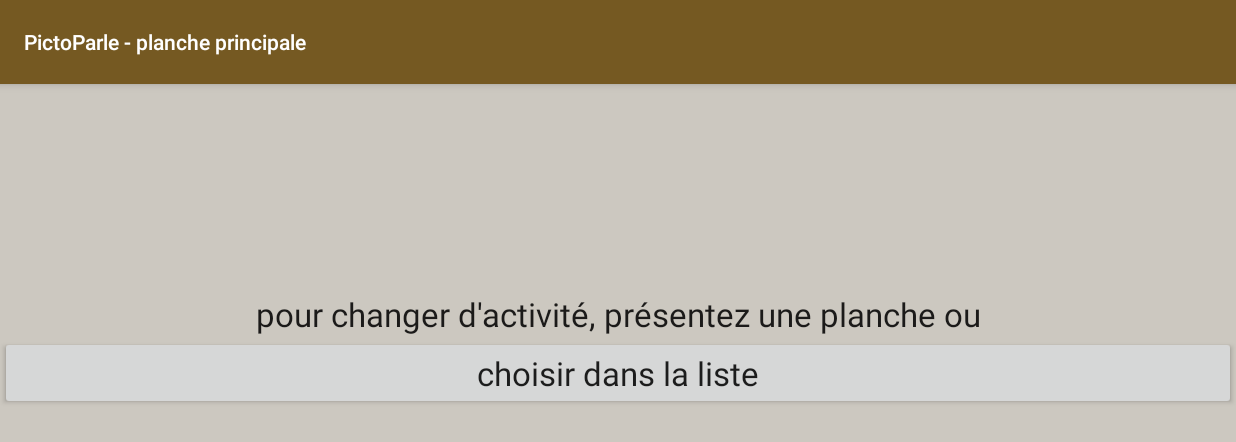
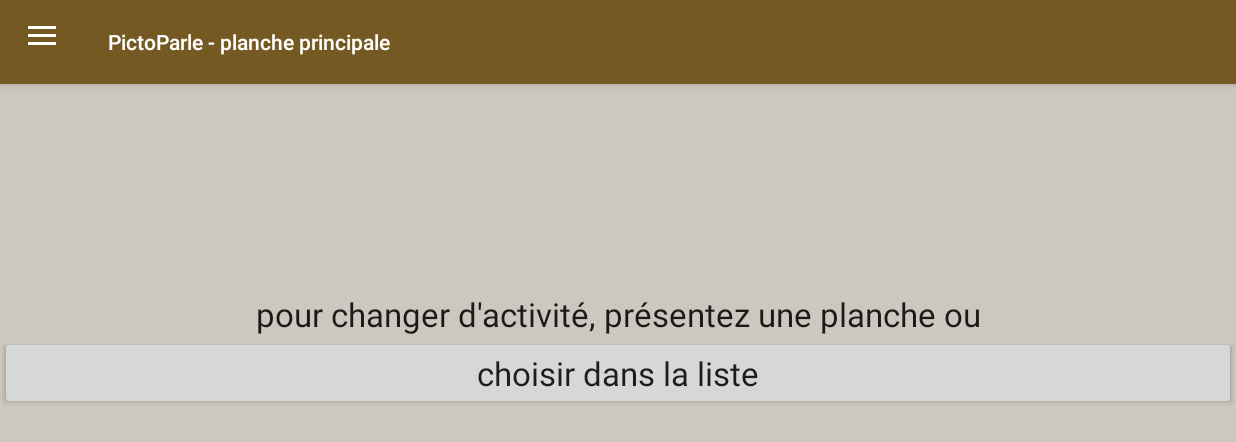
Before and after one commit to jmtrivial/pictoparle, an Android app: the screen it shows after launch (PictoParleActivity), on a phone screen of 824 x 412 dp (held sideways). Shown: the top 442 px of the screen. Run offline under Robolectric (Android 15) with nearby library versions, the phone set to English and light mode, and no system bars; our stand-ins replace navigation-ui.

Commit message:
Add a sliding menu (and an exit button)

```diff
--- a/app/src/main/java/com/jmfavreau/pictoparle/PictoParleActivity.java
+++ b/app/src/main/java/com/jmfavreau/pictoparle/PictoParleActivity.java
@@ -4,6 +4,8 @@ import androidx.annotation.RequiresApi;
 import androidx.appcompat.app.AppCompatActivity;
 import androidx.appcompat.widget.Toolbar;
 import androidx.core.content.ContextCompat;
+import androidx.core.view.GravityCompat;
+import androidx.drawerlayout.widget.DrawerLayout;
 import androidx.navigation.NavController;
 import androidx.navigation.Navigation;
 import androidx.navigation.ui.AppBarConfiguration;
@@ -18,9 +20,12 @@ import android.os.Build;
 import android.os.Bundle;
 import android.speech.tts.TextToSpeech;
 import android.util.Log;
+import android.view.MenuItem;
 import android.view.View;
 import android.view.WindowManager;
 import android.widget.FrameLayout;
+
+import com.google.android.material.navigation.NavigationView;
 
 import java.util.Locale;
 
@@ -38,7 +43,7 @@ import java.util.Locale;
 
 public class PictoParleActivity
         extends AppCompatActivity
-        implements BoardDetector.SimpleBoardListener {
+        implements BoardDetector.SimpleBoardListener, NavigationView.OnNavigationItemSelectedListener {
 
     protected BoardSet boardSet;
 
@@ -48,6 +53,9 @@ public class PictoParleActivity
 
     protected BoardDetector boardDetector;
     private BoardDetector.SimpleBoardListener currentFragment;
+    private NavController navController;
+    private DrawerLayout drawerLayout;
+    private AppBarConfiguration appBarConfiguration;
 
 
     @RequiresApi(api = Build.VERSION_CODES.JELLY_BEAN_MR1)
@@ -89,19 +97,42 @@ public class PictoParleActivity
             }
         });
 
+        drawerLayout = findViewById(R.id.fullscreen_container);
+        drawerLayout.setDrawerLockMode(DrawerLayout.LOCK_MODE_LOCKED_CLOSED);
+
 
         // add content using the NavController process, associated to the toolbar
-        NavController navController = Navigation.findNavController(this, R.id.nav_host_fragment);
-        AppBarConfiguration appBarConfiguration = new AppBarConfiguration.Builder(navController.getGraph()).build();
+        navController = Navigation.findNavController(this, R.id.nav_host_fragment);
+        appBarConfiguration = new AppBarConfiguration.Builder(navController.getGraph()).setDrawerLayout(drawerLayout).build();
         Toolbar toolbar = findViewById(R.id.toolbar);
         setSupportActionBar(toolbar);
         NavigationUI.setupActionBarWithNavController(this, navController, appBarConfiguration);
-        NavigationUI.setupWithNavController(toolbar, navController, appBarConfiguration);
+        NavigationView navView = findViewById(R.id.nav_view);
+        NavigationUI.setupWithNavController(navView, navController);
+        navView.setNavigationItemSelectedListener(this);
 
 
         // set volume buttons to control this application volume
         setVolumeControlStream(AudioManager.STREAM_MUSIC);
 
+    }
+
+    @Override
+    public boolean onNavigationItemSelected(MenuItem item) {
+        int id = item.getItemId();
+
+        if (id == R.id.application_exit) {
+            finish();
+        }
+
+        drawerLayout.closeDrawer(GravityCompat.START);
+        return true;
+    }
+
+    @Override
+    public boolean onSupportNavigateUp() {
+        return NavigationUI.navigateUp(navController, appBarConfiguration)
+                || super.onSupportNavigateUp();
     }
 
     protected void onDestroy() {
--- a/app/src/main/res/layout/activity_fullscreen.xml
+++ b/app/src/main/res/layout/activity_fullscreen.xml
@@ -1,5 +1,5 @@
 <?xml version="1.0" encoding="utf-8"?>
-<FrameLayout  xmlns:android="http://schemas.android.com/apk/res/android"
+<androidx.drawerlayout.widget.DrawerLayout  xmlns:android="http://schemas.android.com/apk/res/android"
     xmlns:app="http://schemas.android.com/apk/res-auto"
     xmlns:tools="http://schemas.android.com/tools"
     android:layout_width="match_parent"
@@ -30,4 +30,14 @@
             />
     </LinearLayout>
 
-</FrameLayout>
+    <com.google.android.material.navigation.NavigationView
+        android:id="@+id/nav_view"
+        app:menu="@menu/navigation_menu"
+        app:headerLayout="@layout/menu_header"
+        app:itemIconTint="@android:color/black"
+        app:itemTextColor="@android:color/black"
+        android:background="@color/main_background_light"
+        android:layout_width="wrap_content"
+        android:layout_height="match_parent"
+        android:layout_gravity="start" />
+</androidx.drawerlayout.widget.DrawerLayout>
--- /dev/null
+++ b/app/src/main/res/menu/navigation_menu.xml
@@ -0,0 +1,10 @@
+<?xml version="1.0" encoding="utf-8"?>
+<menu xmlns:android="http://schemas.android.com/apk/res/android">
+    <group>
+    </group>
+    <group>
+        <item
+            android:id="@+id/application_exit"
+            android:title="Quitter" />
+    </group>
+</menu>
--- a/app/src/main/res/values/styles.xml
+++ b/app/src/main/res/values/styles.xml
@@ -24,5 +24,4 @@
         <item name="android:windowContentOverlay">@null</item>
     </style>
 
-
 </resources>
```
Also changed, not shown: app/src/main/res/layout/menu_header.xml (added, +28 -0 lines).
